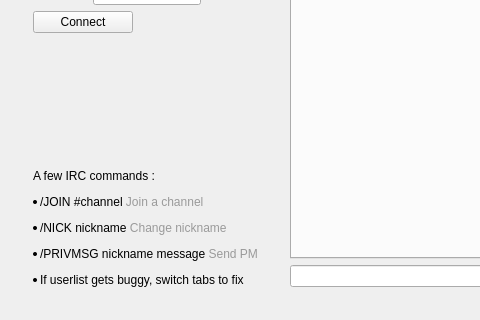
Above: src/qt/forms/chatwindow.ui from Quadmium/DopeCoinV3 before the change; both pictures show x 0 to 480 and y 234 to 554 of the 948 by 554 pixel window. Below: the same form after it.
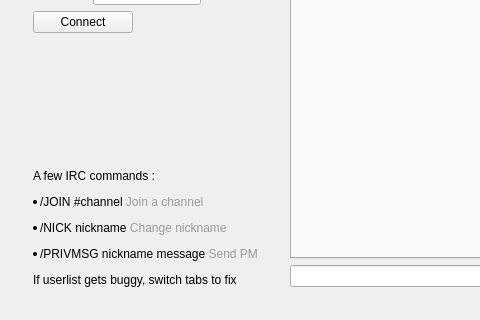
That is the form after the change.

Commit message:
Remove bullet
Removes bullet before paragraph of text.

Diff of the .ui file:
```diff
--- a/src/qt/forms/chatwindow.ui
+++ b/src/qt/forms/chatwindow.ui
@@ -119,7 +119,7 @@
          <item row="7" column="0" colspan="2">
           <widget class="QLabel" name="label">
            <property name="text">
-            <string>&lt;html&gt;&lt;head/&gt;&lt;body&gt;&lt;p&gt;A few IRC commands :&lt;/p&gt;&lt;ul style=&quot;margin-top: 0px; margin-bottom: 0px; margin-left: 7px; margin-right: 0px; -qt-list-indent: 0;&quot;&gt;&lt;li style=&quot; margin-top:12px; margin-bottom:12px; margin-left:0px; margin-right:0px; -qt-block-indent:0; text-indent:0px;&quot;&gt;/JOIN #channel &lt;span style=&quot; color:#9a9a9a;&quot;&gt;Join a channel&lt;/span&gt;&lt;/li&gt;&lt;li style=&quot; margin-top:12px; margin-bottom:12px; margin-left:0px; margin-right:0px; -qt-block-indent:0; text-indent:0px;&quot;&gt;/NICK nickname &lt;span style=&quot; color:#9a9a9a;&quot;&gt;Change nickname&lt;/span&gt;&lt;/li&gt;&lt;li style=&quot; margin-top:12px; margin-bottom:12px; margin-left:0px; margin-right:0px; -qt-block-indent:0; text-indent:0px;&quot;&gt;/PRIVMSG nickname message &lt;span style=&quot; color:#9a9a9a;&quot;&gt;Send PM &lt;/span&gt;&lt;/li&gt;&lt;li style=&quot; margin-top:0px; margin-bottom:0px; margin-left:0px; margin-right:0px; -qt-block-indent:0; text-indent:0px;&quot;&gt;If userlist gets buggy, switch tabs to fix&lt;/li&gt;&lt;/ul&gt;&lt;/body&gt;&lt;/html&gt;</string>
+            <string>&lt;html&gt;&lt;head/&gt;&lt;body&gt;&lt;p&gt;A few IRC commands :&lt;/p&gt;&lt;ul style=&quot;margin-top: 0px; margin-bottom: 0px; margin-left: 7px; margin-right: 0px; -qt-list-indent: 0;&quot;&gt;&lt;li style=&quot; margin-top:12px; margin-bottom:12px; margin-left:0px; margin-right:0px; -qt-block-indent:0; text-indent:0px;&quot;&gt;/JOIN #channel &lt;span style=&quot; color:#9a9a9a;&quot;&gt;Join a channel&lt;/span&gt;&lt;/li&gt;&lt;li style=&quot; margin-top:12px; margin-bottom:12px; margin-left:0px; margin-right:0px; -qt-block-indent:0; text-indent:0px;&quot;&gt;/NICK nickname &lt;span style=&quot; color:#9a9a9a;&quot;&gt;Change nickname&lt;/span&gt;&lt;/li&gt;&lt;li style=&quot; margin-top:12px; margin-bottom:12px; margin-left:0px; margin-right:0px; -qt-block-indent:0; text-indent:0px;&quot;&gt;/PRIVMSG nickname message &lt;span style=&quot; color:#9a9a9a;&quot;&gt;Send PM &lt;/span&gt;&lt;/li&gt;&lt;/ul&gt;&lt;p&gt;If userlist gets buggy, switch tabs to fix&lt;/p&gt;&lt;/body&gt;&lt;/html&gt;</string>
            </property>
           </widget>
          </item>
```
